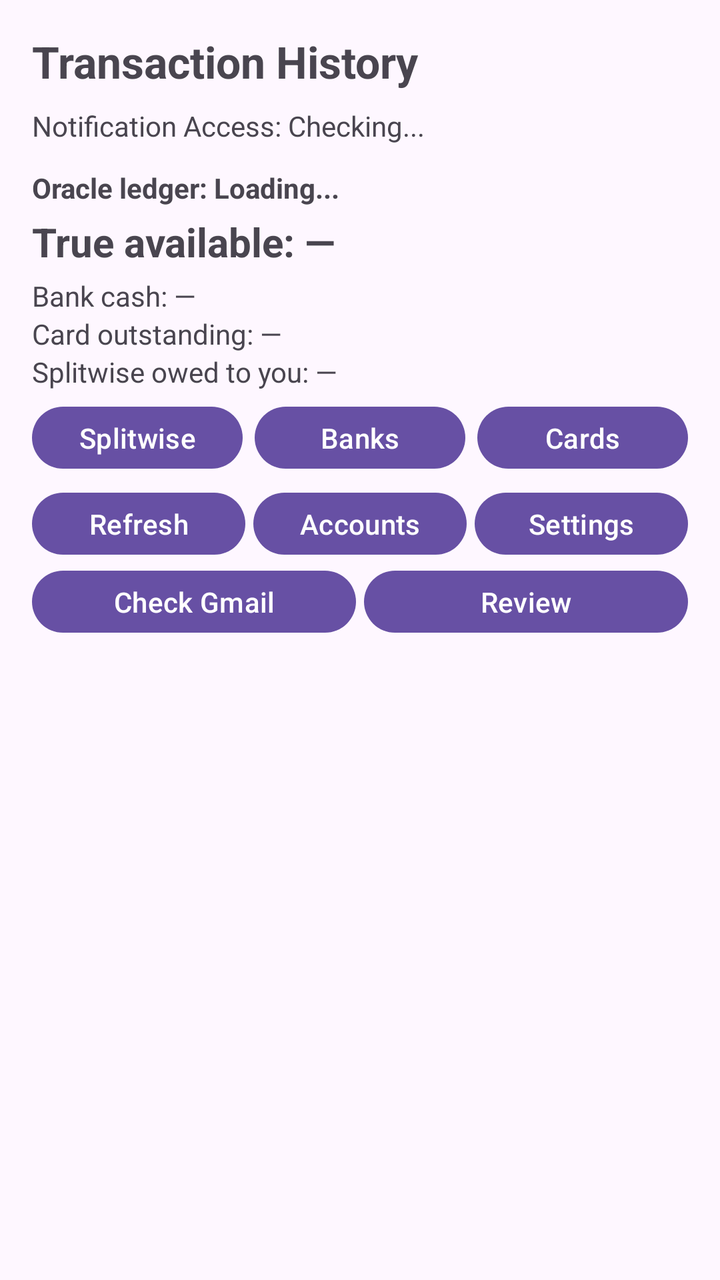
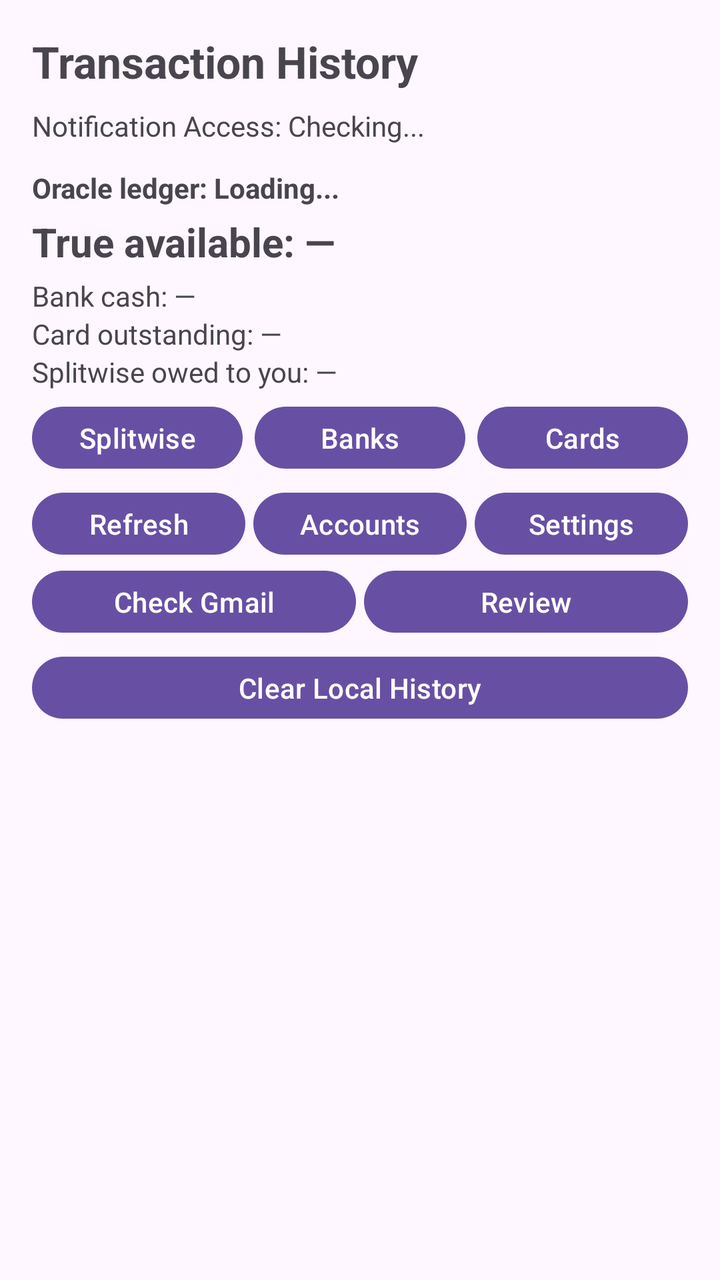

Compare the two renders of this Android layout. The source of the first and the diff that turns it into the second are given below.
<!-- AndroidManifest.xml: application theme Theme.FinanceSMSTracker -->
<!-- res/layout/activity_main.xml -->
<?xml version="1.0" encoding="utf-8"?>
<androidx.constraintlayout.widget.ConstraintLayout xmlns:android="http://schemas.android.com/apk/res/android"
    xmlns:app="http://schemas.android.com/apk/res-auto"
    xmlns:tools="http://schemas.android.com/tools"
    android:id="@+id/main"
    android:layout_width="match_parent"
    android:layout_height="match_parent"
    android:padding="16dp"
    tools:context=".MainActivity">

    <TextView
        android:id="@+id/textViewTitle"
        android:layout_width="wrap_content"
        android:layout_height="wrap_content"
        android:text="Transaction History"
        android:textSize="22sp"
        android:textStyle="bold"
        app:layout_constraintStart_toStartOf="parent"
        app:layout_constraintTop_toTopOf="parent" />

    <Button
        android:id="@+id/buttonOpenNotificationSettings"
        android:layout_width="0dp"
        android:layout_height="wrap_content"
        android:layout_marginTop="12dp"
        android:text="Enable Gmail Notifications"
        android:visibility="gone"
        app:layout_constraintEnd_toEndOf="parent"
        app:layout_constraintStart_toStartOf="parent"
        app:layout_constraintTop_toBottomOf="@id/textViewTitle" />

    <TextView
        android:id="@+id/textViewNotificationStatus"
        android:layout_width="0dp"
        android:layout_height="wrap_content"
        android:layout_marginTop="8dp"
        android:text="Notification Access: Checking..."
        android:textSize="14sp"
        app:layout_constraintEnd_toEndOf="parent"
        app:layout_constraintStart_toStartOf="parent"
        app:layout_constraintTop_toBottomOf="@id/buttonOpenNotificationSettings" />

    <LinearLayout
        android:id="@+id/oracleLedgerPanel"
        android:layout_width="0dp"
        android:layout_height="wrap_content"
        android:layout_marginTop="12dp"
        android:orientation="vertical"
        app:layout_constraintEnd_toEndOf="parent"
        app:layout_constraintStart_toStartOf="parent"
        app:layout_constraintTop_toBottomOf="@id/textViewNotificationStatus">

        <TextView
            android:id="@+id/textViewOracleStatus"
            android:layout_width="wrap_content"
            android:layout_height="wrap_content"
            android:text="Oracle ledger: Loading..."
            android:textSize="14sp"
            android:textStyle="bold" />

        <TextView
            android:id="@+id/textViewTrueAvailable"
            android:layout_width="wrap_content"
            android:layout_height="wrap_content"
            android:layout_marginTop="4dp"
            android:text="True available: —"
            android:textSize="20sp"
            android:textStyle="bold" />

        <TextView
            android:id="@+id/textViewBankCash"
            android:layout_width="wrap_content"
            android:layout_height="wrap_content"
            android:layout_marginTop="4dp"
            android:text="Bank cash: —"
            android:textSize="14sp" />

        <TextView
            android:id="@+id/textViewCardOutstanding"
            android:layout_width="wrap_content"
            android:layout_height="wrap_content"
            android:text="Card outstanding: —"
            android:textSize="14sp" />

        <TextView
            android:id="@+id/textViewSplitwiseReceivable"
            android:layout_width="wrap_content"
            android:layout_height="wrap_content"
            android:text="Splitwise owed to you: —"
            android:textSize="14sp" />

        <LinearLayout
            android:layout_width="match_parent"
            android:layout_height="wrap_content"
            android:layout_marginTop="4dp"
            android:orientation="horizontal">

            <Button
                android:id="@+id/buttonEditSplitwise"
                android:layout_width="0dp"
                android:layout_height="wrap_content"
                android:layout_weight="1"
                android:minHeight="0dp"
                android:paddingStart="4dp"
                android:paddingEnd="4dp"
                android:text="Splitwise" />

            <Button
                android:id="@+id/buttonEditBankAccounts"
                android:layout_width="0dp"
                android:layout_height="wrap_content"
                android:layout_marginStart="6dp"
                android:layout_weight="1"
                android:minHeight="0dp"
                android:paddingStart="4dp"
                android:paddingEnd="4dp"
                android:text="Banks" />

            <Button
                android:id="@+id/buttonEditCreditCards"
                android:layout_width="0dp"
                android:layout_height="wrap_content"
                android:layout_marginStart="6dp"
                android:layout_weight="1"
                android:minHeight="0dp"
                android:paddingStart="4dp"
                android:paddingEnd="4dp"
                android:text="Cards" />
        </LinearLayout>

    </LinearLayout>

    <LinearLayout
        android:id="@+id/oracleControlsRow"
        android:layout_width="0dp"
        android:layout_height="wrap_content"
        android:layout_marginTop="4dp"
        android:orientation="horizontal"
        app:layout_constraintEnd_toEndOf="parent"
        app:layout_constraintStart_toStartOf="parent"
        app:layout_constraintTop_toBottomOf="@id/oracleLedgerPanel">

        <Button
            android:id="@+id/buttonRefreshOracle"
            android:layout_width="0dp"
            android:layout_height="wrap_content"
            android:layout_weight="1"
            android:minHeight="0dp"
            android:paddingStart="2dp"
            android:paddingEnd="2dp"
            android:text="Refresh" />

        <Button
            android:id="@+id/buttonViewAccounts"
            android:layout_width="0dp"
            android:layout_height="wrap_content"
            android:layout_marginStart="4dp"
            android:layout_weight="1"
            android:minHeight="0dp"
            android:paddingStart="2dp"
            android:paddingEnd="2dp"
            android:text="Accounts" />

        <Button
            android:id="@+id/buttonOracleSettings"
            android:layout_width="0dp"
            android:layout_height="wrap_content"
            android:layout_marginStart="4dp"
            android:layout_weight="1"
            android:minHeight="0dp"
            android:paddingStart="2dp"
            android:paddingEnd="2dp"
            android:text="Settings" />

    </LinearLayout>

    <LinearLayout
        android:id="@+id/oracleControlsRow2"
        android:layout_width="0dp"
        android:layout_height="wrap_content"
        android:orientation="horizontal"
        app:layout_constraintEnd_toEndOf="parent"
        app:layout_constraintStart_toStartOf="parent"
        app:layout_constraintTop_toBottomOf="@id/oracleControlsRow">

        <Button
            android:id="@+id/buttonGmailSync"
            android:layout_width="0dp"
            android:layout_height="wrap_content"
            android:layout_weight="1"
            android:minHeight="0dp"
            android:paddingStart="2dp"
            android:paddingEnd="2dp"
            android:text="Check Gmail" />

        <Button
            android:id="@+id/buttonReviewReconcile"
            android:layout_width="0dp"
            android:layout_height="wrap_content"
            android:layout_marginStart="4dp"
            android:layout_weight="1"
            android:minHeight="0dp"
            android:paddingStart="2dp"
            android:paddingEnd="2dp"
            android:text="Review" />

    </LinearLayout>

    <androidx.recyclerview.widget.RecyclerView
        android:id="@+id/recyclerViewTransactions"
        android:layout_width="0dp"
        android:layout_height="0dp"
        android:layout_marginTop="12dp"
        app:layout_constraintBottom_toBottomOf="parent"
        app:layout_constraintEnd_toEndOf="parent"
        app:layout_constraintStart_toStartOf="parent"
        app:layout_constraintTop_toBottomOf="@id/oracleControlsRow2"
        tools:listitem="@layout/item_transaction" />

    <TextView
        android:id="@+id/textViewEmpty"
        android:layout_width="wrap_content"
        android:layout_height="wrap_content"
        android:text="No transactions found."
        android:textSize="16sp"
        android:visibility="gone"
        app:layout_constraintBottom_toBottomOf="parent"
        app:layout_constraintEnd_toEndOf="parent"
        app:layout_constraintStart_toStartOf="parent"
        app:layout_constraintTop_toTopOf="@id/recyclerViewTransactions" />

</androidx.constraintlayout.widget.ConstraintLayout>
<!-- res/layout/item_transaction.xml (included above) -->
<?xml version="1.0" encoding="utf-8"?>
<androidx.cardview.widget.CardView xmlns:android="http://schemas.android.com/apk/res/android"
    xmlns:app="http://schemas.android.com/apk/res-auto"
    android:layout_width="match_parent"
    android:layout_height="wrap_content"
    android:layout_marginBottom="8dp"
    app:cardCornerRadius="8dp"
    app:cardElevation="2dp">

    <LinearLayout
        android:layout_width="match_parent"
        android:layout_height="wrap_content"
        android:orientation="vertical"
        android:padding="12dp">

        <LinearLayout
            android:layout_width="match_parent"
            android:layout_height="wrap_content"
            android:orientation="horizontal">

            <TextView
                android:id="@+id/textViewMerchant"
                android:layout_width="0dp"
                android:layout_height="wrap_content"
                android:layout_weight="1"
                android:text="Merchant / Payee"
                android:textColor="@android:color/black"
                android:textSize="16sp"
                android:textStyle="bold" />

            <TextView
                android:id="@+id/textViewAmount"
                android:layout_width="wrap_content"
                android:layout_height="wrap_content"
                android:text="₹0.00"
                android:textSize="16sp"
                android:textStyle="bold" />
        </LinearLayout>

        <LinearLayout
            android:layout_width="match_parent"
            android:layout_height="wrap_content"
            android:layout_marginTop="4dp"
            android:orientation="horizontal">

            <TextView
                android:id="@+id/textViewCategory"
                android:layout_width="wrap_content"
                android:layout_height="wrap_content"
                android:background="#E0E0E0"
                android:paddingHorizontal="6dp"
                android:paddingVertical="2dp"
                android:text="CATEGORY"
                android:textSize="12sp"
                android:textStyle="bold" />

            <TextView
                android:id="@+id/textViewType"
                android:layout_width="wrap_content"
                android:layout_height="wrap_content"
                android:layout_marginStart="8dp"
                android:text="DEBIT"
                android:textSize="12sp" />

            <TextView
                android:id="@+id/textViewPaymentMethod"
                android:layout_width="0dp"
                android:layout_height="wrap_content"
                android:layout_weight="1"
                android:layout_marginStart="8dp"
                android:text="UPI"
                android:textSize="12sp" />

            <TextView
                android:id="@+id/textViewBank"
                android:layout_width="wrap_content"
                android:layout_height="wrap_content"
                android:text="HDFC"
                android:textSize="12sp" />
        </LinearLayout>

        <TextView
            android:id="@+id/textViewDateTime"
            android:layout_width="match_parent"
            android:layout_height="wrap_content"
            android:layout_marginTop="6dp"
            android:text="12 Oct 2023, 10:30 AM"
            android:textSize="11sp"
            android:textColor="@android:color/darker_gray" />

    </LinearLayout>
</androidx.cardview.widget.CardView>
<!-- resources referenced by this layout -->
<resources>
  <style name="Theme.FinanceSMSTracker" parent="Base.Theme.FinanceSMSTracker" />
  <style name="Base.Theme.FinanceSMSTracker" parent="Theme.Material3.DayNight.NoActionBar">
          
          
      </style>
</resources>

<!-- the commit's change to res/layout/activity_main.xml (unified diff, before → after) -->
@@ -206,6 +206,17 @@
 
     </LinearLayout>
 
+    <Button
+        android:id="@+id/buttonClearLocalHistory"
+        android:layout_width="0dp"
+        android:layout_height="wrap_content"
+        android:layout_marginTop="4dp"
+        android:minHeight="0dp"
+        android:text="Clear Local History"
+        app:layout_constraintEnd_toEndOf="parent"
+        app:layout_constraintStart_toStartOf="parent"
+        app:layout_constraintTop_toBottomOf="@id/oracleControlsRow2" />
+
     <androidx.recyclerview.widget.RecyclerView
         android:id="@+id/recyclerViewTransactions"
         android:layout_width="0dp"
@@ -214,7 +225,7 @@
         app:layout_constraintBottom_toBottomOf="parent"
         app:layout_constraintEnd_toEndOf="parent"
         app:layout_constraintStart_toStartOf="parent"
-        app:layout_constraintTop_toBottomOf="@id/oracleControlsRow2"
+        app:layout_constraintTop_toBottomOf="@id/buttonClearLocalHistory"
         tools:listitem="@layout/item_transaction" />
 
     <TextView
